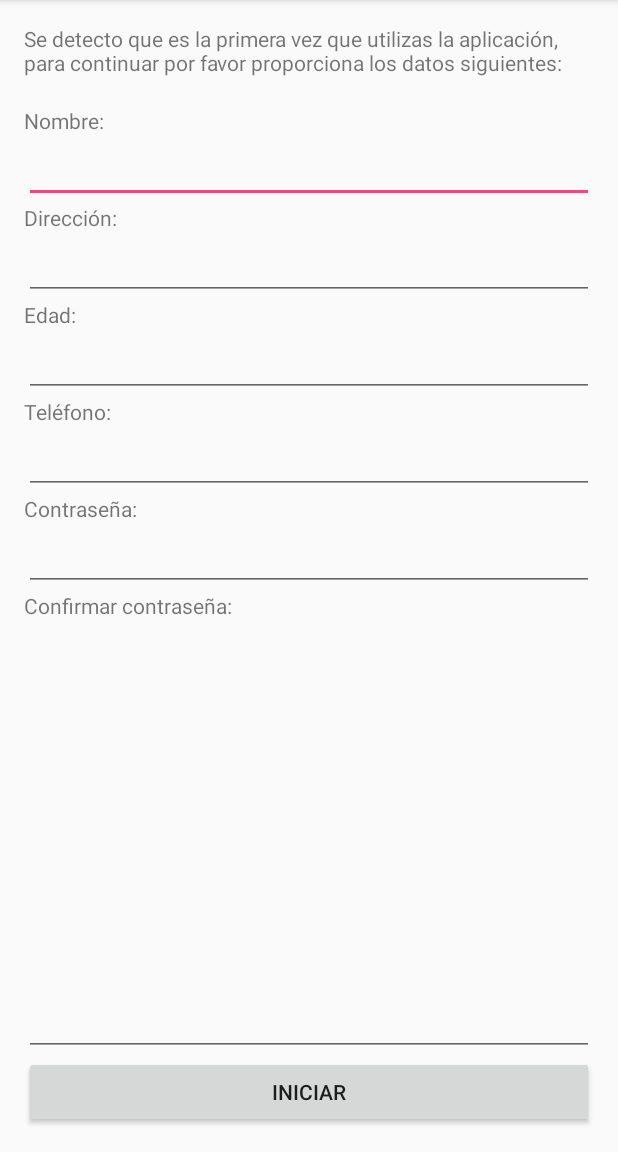
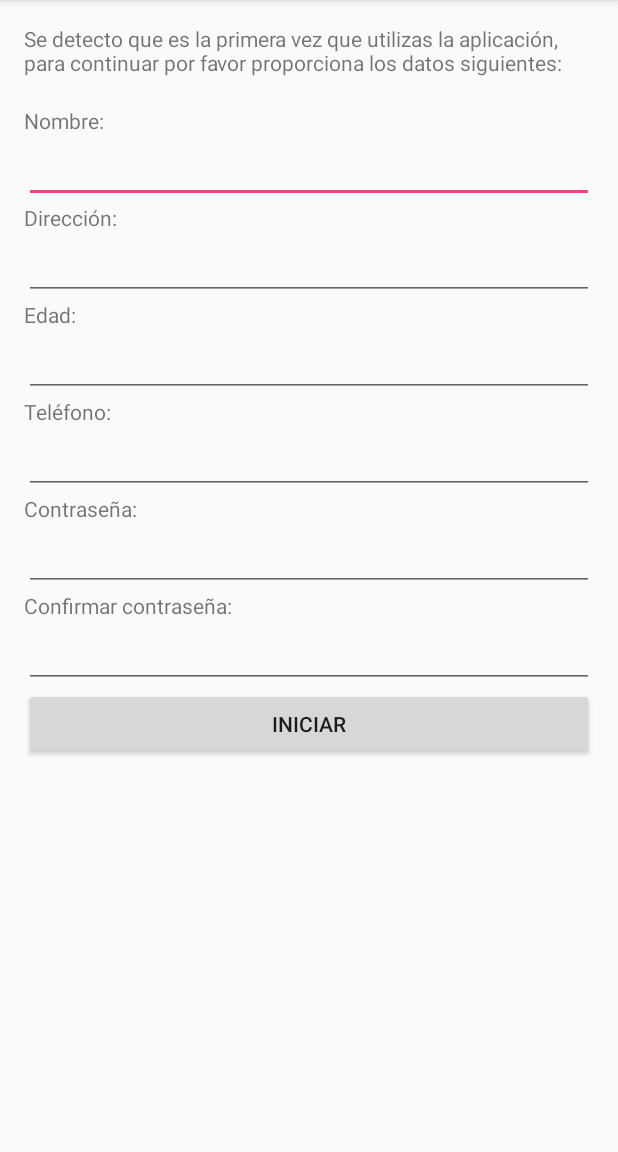
Before and after one commit to sibok666/sdsProject, an Android app: the screen it shows after launch (MainActivity), on a phone screen of 412 x 824 dp, the part 84-1236 px from its top. Run offline under Robolectric (Android 15) with nearby library versions, the phone set to English and light mode, and no system bars; 1 statement that could not run was skipped.

Commit message:
Added functionality for add dinamycally new members to a family and apply the first 10 of 50 questions, that every member of the family has to answer

```diff
--- a/app/src/main/AndroidManifest.xml
+++ b/app/src/main/AndroidManifest.xml
@@ -39,7 +39,7 @@
             android:value="sedesol.db" />
         <meta-data
             android:name="VERSION"
-            android:value="3" />
+            android:value="4" />
         <meta-data
             android:name="QUERY_LOG"
             android:value="true" />
@@ -63,7 +63,8 @@
         <activity android:name=".cuestionario.sedesol.paginas.hogar.Pagina3" />
         <activity android:name=".cuestionario.sedesol.paginas.hogar.Pagina4" />
         <activity android:name=".cuestionario.sedesol.paginas.hogar.Pagina5" />
-        <activity android:name=".cuestionario.sedesol.paginas.hogar.AgregarIntegrante"></activity>
+        <activity android:name=".cuestionario.sedesol.paginas.hogar.AgregarIntegrante" />
+        <activity android:name=".cuestionario.sedesol.paginas.hogar.DatosIntegrantes"></activity>
     </application>
 
 </manifest>
--- a/app/src/main/java/cuestionario/entidades/InicializadorDatos.java
+++ b/app/src/main/java/cuestionario/entidades/InicializadorDatos.java
@@ -24,7 +24,7 @@ import static android.content.ContentValues.TAG;
 public class InicializadorDatos extends Activity {
 
     public InicializadorDatos(){
-        SugarContext.init(this);
+
     }
 
     public int InitMunicipio(){
--- a/app/src/main/java/cuestionario/sedesol/com/democuestionario/IniciarSesion.java
+++ b/app/src/main/java/cuestionario/sedesol/com/democuestionario/IniciarSesion.java
@@ -26,7 +26,7 @@ public class IniciarSesion extends AppCompatActivity {
 
         //Note.find(Note.class, "name = ? and title = ?", "satya", "title1");
         List<Usuario> usuarios = Usuario.find(Usuario.class, "usuario = ? and contrasenia = ?", "test", "test");
-        if(usuarios.size()==1){
+        if(usuarios.size()>=1){
             Intent intent = new Intent(this, PageOne.class);
             startActivity(intent);
         }
--- a/app/src/main/res/layout/activity_main.xml
+++ b/app/src/main/res/layout/activity_main.xml
@@ -10,21 +10,18 @@
     android:paddingTop="@dimen/activity_vertical_margin"
     tools:context="cuestionario.sedesol.com.democuestionario.MainActivity">
 
-    <Button
-        android:text="Iniciar"
-        android:layout_width="wrap_content"
+    <ScrollView
+        android:layout_width="match_parent"
+        android:layout_height="match_parent">
+
+        <LinearLayout
+            android:layout_width="match_parent"
             android:layout_height="wrap_content"
-        android:layout_alignParentBottom="true"
-        android:layout_alignParentLeft="true"
-        android:layout_alignParentStart="true"
-        android:id="@+id/buttonLogin"
-        android:layout_alignParentRight="true"
-        android:layout_alignParentEnd="true"
-        android:onClick="IniciarUso (MainActivity)" />
+            android:orientation="vertical" >
 
             <TextView
                 android:text="Se detecto que es la primera vez que utilizas la aplicación, para continuar por favor proporciona los datos siguientes:"
-        android:layout_width="wrap_content"
+                android:layout_width="match_parent"
                 android:layout_height="wrap_content"
                 android:id="@+id/textView4"
                 android:layout_alignParentTop="true"
@@ -33,7 +30,7 @@
 
             <TextView
                 android:text=" "
-        android:layout_width="wrap_content"
+                android:layout_width="match_parent"
                 android:layout_height="wrap_content"
                 android:layout_below="@+id/textView4"
                 android:layout_alignParentLeft="true"
@@ -44,7 +41,7 @@
 
             <TextView
                 android:text="Nombre:"
-        android:layout_width="wrap_content"
+                android:layout_width="match_parent"
                 android:layout_height="wrap_content"
                 android:layout_below="@+id/textView21"
                 android:layout_alignParentLeft="true"
@@ -54,7 +51,7 @@
                 android:layout_alignParentEnd="true" />
 
             <EditText
-        android:layout_width="wrap_content"
+                android:layout_width="match_parent"
                 android:layout_height="wrap_content"
                 android:inputType="textPersonName"
                 android:ems="10"
@@ -67,7 +64,7 @@
 
             <TextView
                 android:text="Dirección:"
-        android:layout_width="wrap_content"
+                android:layout_width="match_parent"
                 android:layout_height="wrap_content"
                 android:layout_below="@+id/nombreRegistro"
                 android:id="@+id/textView24"
@@ -77,7 +74,7 @@
                 android:layout_alignParentStart="true" />
 
             <EditText
-        android:layout_width="wrap_content"
+                android:layout_width="match_parent"
                 android:layout_height="wrap_content"
                 android:inputType="textPersonName"
                 android:ems="10"
@@ -90,7 +87,7 @@
 
             <TextView
                 android:text="Edad:"
-        android:layout_width="wrap_content"
+                android:layout_width="match_parent"
                 android:layout_height="wrap_content"
                 android:layout_below="@+id/direccionRegistro"
                 android:layout_alignParentLeft="true"
@@ -100,7 +97,7 @@
                 android:layout_alignParentEnd="true" />
 
             <EditText
-        android:layout_width="wrap_content"
+                android:layout_width="match_parent"
                 android:layout_height="wrap_content"
                 android:inputType="number"
                 android:ems="10"
@@ -113,7 +110,7 @@
 
             <TextView
                 android:text="Teléfono:"
-        android:layout_width="wrap_content"
+                android:layout_width="match_parent"
                 android:layout_height="wrap_content"
                 android:layout_below="@+id/edadRegistro"
                 android:layout_alignParentLeft="true"
@@ -123,7 +120,7 @@
                 android:layout_alignParentEnd="true" />
 
             <EditText
-        android:layout_width="wrap_content"
+                android:layout_width="match_parent"
                 android:layout_height="wrap_content"
                 android:inputType="textPersonName"
                 android:ems="10"
@@ -136,7 +133,7 @@
 
             <TextView
                 android:text="Contraseña:"
-        android:layout_width="wrap_content"
+                android:layout_width="match_parent"
                 android:layout_height="wrap_content"
                 android:layout_below="@+id/telefonoRegistro"
                 android:layout_alignParentLeft="true"
@@ -146,7 +143,7 @@
                 android:layout_alignParentEnd="true" />
 
             <EditText
-        android:layout_width="wrap_content"
+                android:layout_width="match_parent"
                 android:layout_height="wrap_content"
                 android:inputType="textPassword"
                 android:ems="10"
@@ -159,7 +156,7 @@
 
             <TextView
                 android:text="Confirmar contraseña:"
-        android:layout_width="wrap_content"
+                android:layout_width="match_parent"
                 android:layout_height="wrap_content"
                 android:layout_below="@+id/contraseniaRegistro"
                 android:layout_alignParentLeft="true"
@@ -169,7 +166,7 @@
                 android:layout_alignParentEnd="true" />
 
             <EditText
-        android:layout_width="wrap_content"
+                android:layout_width="match_parent"
                 android:layout_height="wrap_content"
                 android:inputType="textPassword"
                 android:ems="10"
@@ -180,4 +177,18 @@
                 android:layout_alignParentRight="true"
                 android:layout_alignParentEnd="true" />
 
+            <Button
+                android:text="Iniciar"
+                android:layout_width="match_parent"
+                android:layout_height="wrap_content"
+                android:layout_alignParentBottom="true"
+                android:layout_alignParentLeft="true"
+                android:layout_alignParentStart="true"
+                android:id="@+id/buttonLogin"
+                android:layout_alignParentRight="true"
+                android:layout_alignParentEnd="true"
+                android:onClick="IniciarUso" />
+        </LinearLayout>
+    </ScrollView>
+
 </RelativeLayout>
```
Also changed, not shown: app/src/main/java/cuestionario/sedesol/com/democuestionario/cuestionario/sedesol/paginas/hogar/AgregarIntegrante.java (+18 -5 lines), app/src/main/java/cuestionario/sedesol/com/democuestionario/cuestionario/sedesol/paginas/hogar/DatosIntegrantes.java (added, +131 -0 lines), app/src/main/res/layout/activity_datos_integrantes.xml (added, +187 -0 lines). Lines whose indentation alone changed are shown as unchanged.
